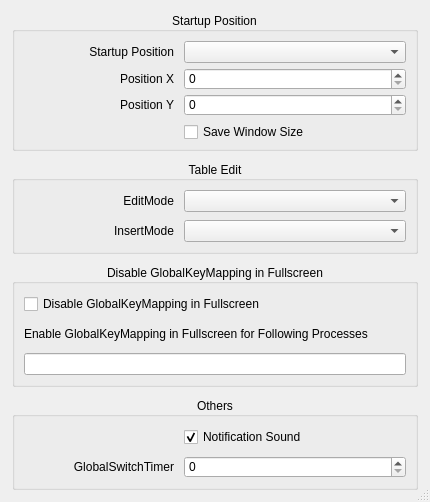
First picture: the form in QKeyMapper/qgeneraladvanceddialog.ui, repository Zalafina/QKeyMapper, before the edit.
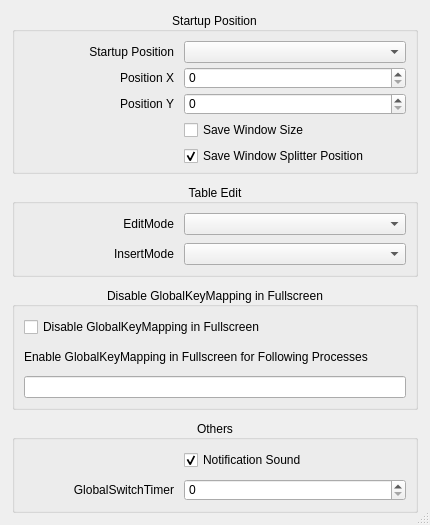
Second picture: the form after the edit.

Commit message: feat(ui): refine MainWindow layout margins, splitter sync, and key edit controls

Patch:
```diff
--- a/QKeyMapper/qgeneraladvanceddialog.ui
+++ b/QKeyMapper/qgeneraladvanceddialog.ui
@@ -7,13 +7,13 @@
     <x>0</x>
     <y>0</y>
     <width>430</width>
-    <height>502</height>
+    <height>525</height>
    </rect>
   </property>
   <property name="minimumSize">
    <size>
     <width>400</width>
-    <height>450</height>
+    <height>475</height>
    </size>
   </property>
   <property name="windowTitle">
@@ -193,6 +193,41 @@
         </property>
        </widget>
       </item>
+      <item row="4" column="0">
+       <spacer name="saveSplitterPositionLeftSpacer">
+        <property name="orientation">
+         <enum>Qt::Orientation::Horizontal</enum>
+        </property>
+        <property name="sizeType">
+         <enum>QSizePolicy::Policy::Fixed</enum>
+        </property>
+        <property name="sizeHint" stdset="0">
+         <size>
+          <width>150</width>
+          <height>22</height>
+         </size>
+        </property>
+       </spacer>
+      </item>
+      <item row="4" column="1">
+       <widget class="QCheckBox" name="saveSplitterPositionCheckBox">
+        <property name="minimumSize">
+         <size>
+          <width>0</width>
+          <height>22</height>
+         </size>
+        </property>
+        <property name="focusPolicy">
+         <enum>Qt::FocusPolicy::NoFocus</enum>
+        </property>
+        <property name="text">
+         <string>Save Window Splitter Position</string>
+        </property>
+        <property name="checked">
+         <bool>true</bool>
+        </property>
+       </widget>
+      </item>
      </layout>
     </widget>
    </item>
```
The commit also changes 5 other files.
